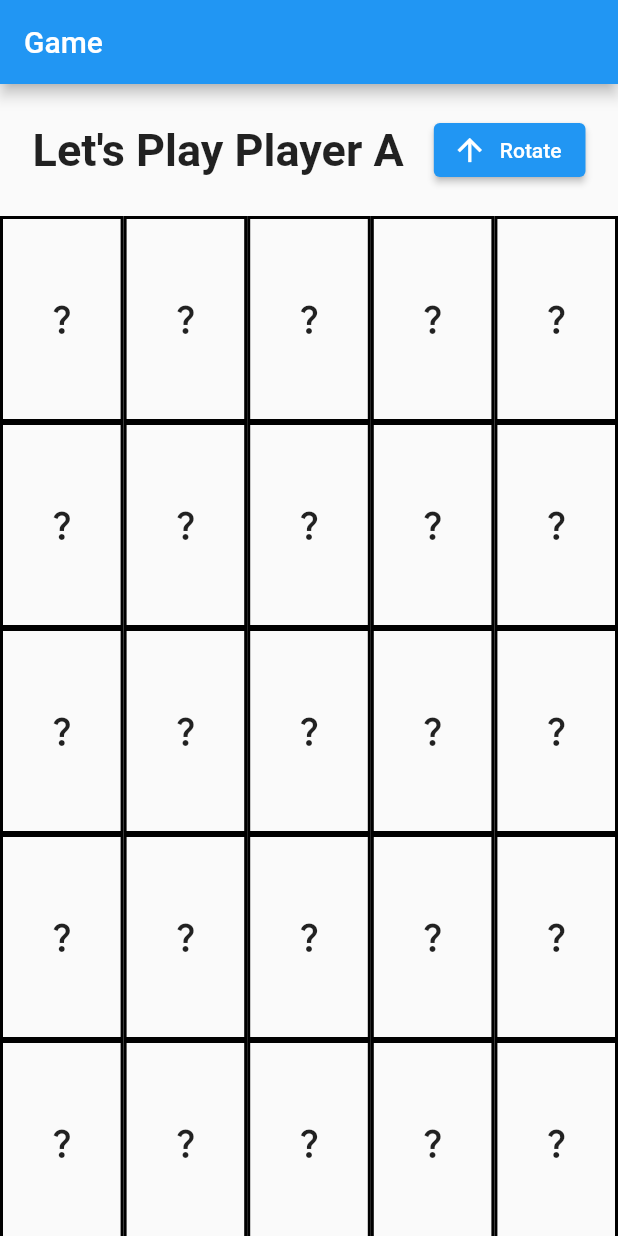
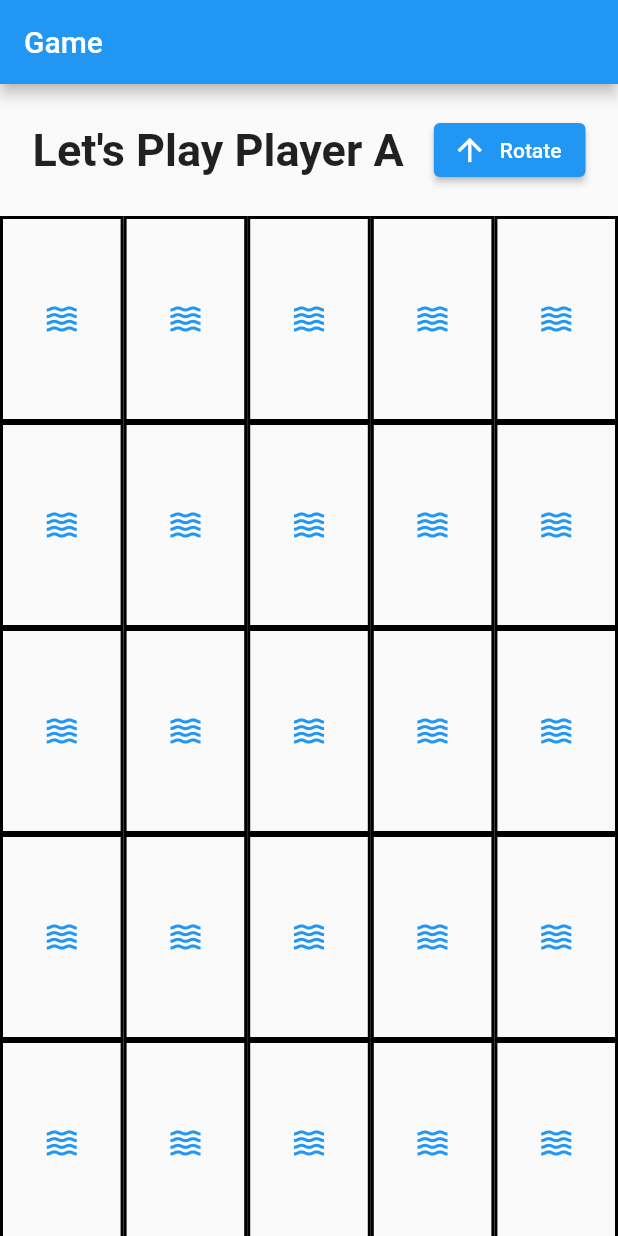
Before and after one commit to dleyvacastro/BattleNavi, a Flutter app: the screen it shows after launch, after a tap on "Start Game", on a phone screen of 412 x 824 dp. Run offline on Flutter 3.47's test engine with Material 2 defaults, Android fonts, the phone set to English and light mode, and no system bars; our stand-ins replace confetti, get.

Commit message:
Changed Icons and Logic

```diff
--- a/lib/ui/pages/Game.dart
+++ b/lib/ui/pages/Game.dart
@@ -1,5 +1,9 @@
+import 'dart:math';
+
+import 'package:batlle/my_flutter_app_icons.dart';
 import 'package:batlle/ui/controller/GameController.dart';
 import 'package:batlle/ui/pages/MyHome.dart';
+import 'package:confetti/confetti.dart';
 import 'package:flutter/material.dart';
 import 'package:get/get.dart';
 
@@ -16,27 +20,33 @@ class _GameState extends State<Game> {
     "L": Icons.arrow_back,
   };
 
+  GameController controller = Get.find();
+
+  @override
+  void initState() {
+    super.initState();
+  }
 
   @override
   Widget build(BuildContext context) {
-    GameController controller = Get.find();
+
 
     Icon getBoardIcon(index){
       if (controller.currentPlayer == "A"){
         if (controller.ships.contains(index)){
-          return const Icon(Icons.star);
+          return const Icon(Icons.directions_boat, color: Colors.brown);
         } else {
-          return const Icon(Icons.question_mark);
+          return const Icon(Icons.waves, color: Colors.blue);
         }
       } else {
         if (controller.pressed.contains(index)){
           if (controller.ships.contains(index)){
-            return const Icon(Icons.circle);
+            return const Icon(Icons.whatshot,color: Colors.red);
           } else {
-            return const Icon(Icons.close);
+            return const Icon(Icons.close, color: Colors.grey);
           }
         } else {
-          return const Icon(Icons.question_mark);
+          return const Icon(Icons.waves, color: Colors.blue,);
         }
       }
     }
@@ -73,7 +83,6 @@ class _GameState extends State<Game> {
                         onPressed: () {
                           controller.rotateOrientation();
                           setState(() {
-
                           });
                         },
                         icon: Icon(icons[controller.orientation]), label: const Text('Rotate'),
@@ -92,7 +101,7 @@ class _GameState extends State<Game> {
                     (index) => InkWell(
                         onTap: () {
                           if (controller.currentPlayer == "A"){
-                            print("$index");
+
                             controller.addShip(index);
                           } else{
                             controller.addPressed(index);
```
Also changed, not shown: lib/my_flutter_app_icons.dart (added, +26 -0 lines), lib/ui/controller/GameController.dart (+69 -14 lines), pubspec.yaml (+7 -3 lines), fonts/MyFlutterApp.ttf (added), pubspec.lock.
